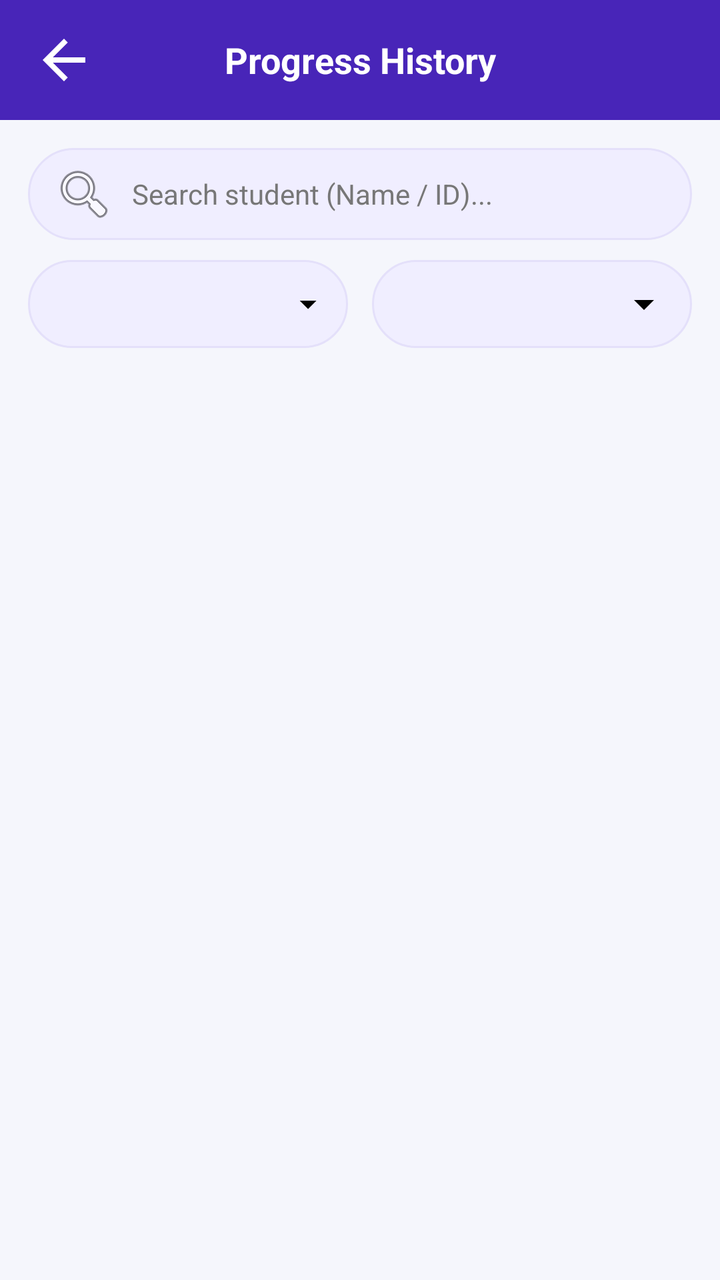
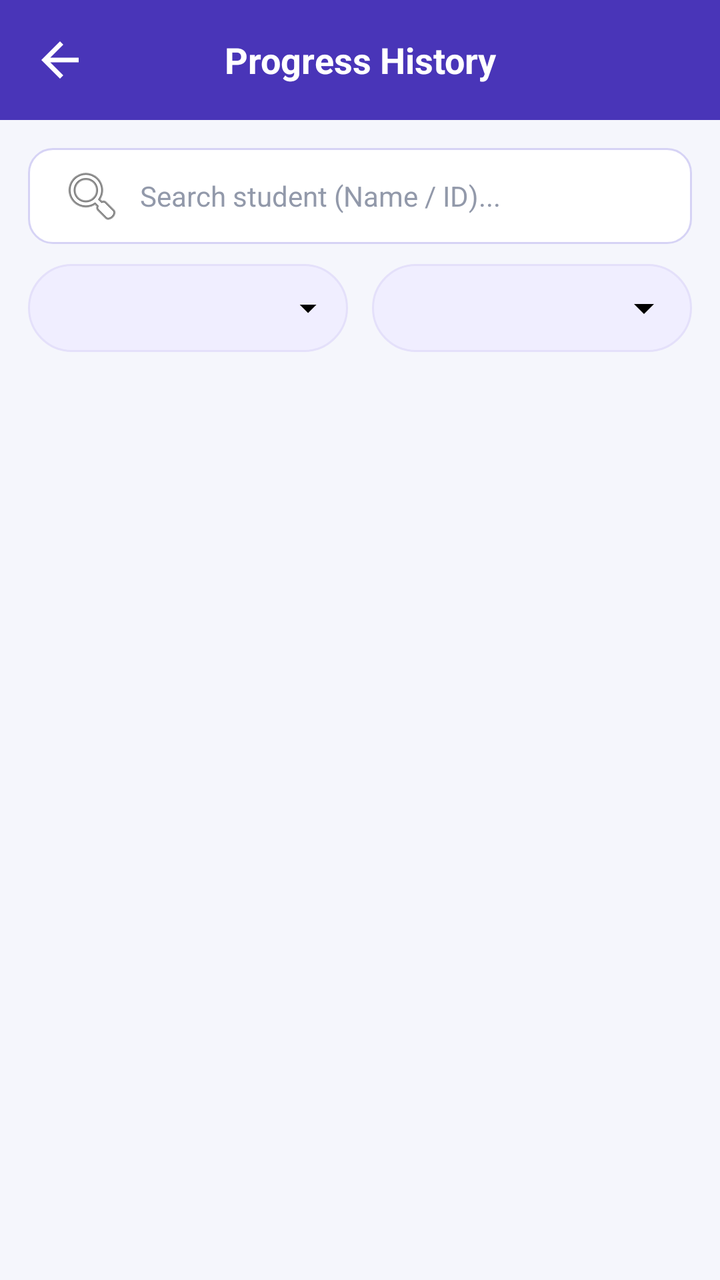

Before-and-after screenshots of an Android layout around one commit, followed by the original layout XML and the change that was made.
<!-- AndroidManifest.xml: application theme Theme.TrackPoint -->
<!-- res/layout/activity_staff_progress_history.xml -->
<?xml version="1.0" encoding="utf-8"?>

<LinearLayout xmlns:android="http://schemas.android.com/apk/res/android"
    xmlns:app="http://schemas.android.com/apk/res-auto"
    android:id="@+id/main"
    android:layout_width="match_parent"
    android:layout_height="match_parent"
    android:orientation="vertical"
    android:background="#4825B8"
    android:fitsSystemWindows="true">

    
    <LinearLayout
        android:layout_width="match_parent"
        android:layout_height="60dp"
        android:orientation="horizontal"
        android:gravity="center_vertical"
        android:paddingStart="16dp"
        android:paddingEnd="16dp"
        android:background="#4825B8">

        <ImageView
            android:id="@+id/btnBack"
            android:layout_width="32dp"
            android:layout_height="32dp"
            android:src="@drawable/back_symbol"
            app:tint="@color/white"
            android:contentDescription="Back" />

        <TextView
            android:id="@+id/txtHeaderTitle"
            android:layout_width="0dp"
            android:layout_height="wrap_content"
            android:layout_weight="1"
            android:text="Progress History"
            android:textColor="@color/white"
            android:textSize="18sp"
            android:textStyle="bold"
            android:gravity="center" />

        <View
            android:layout_width="32dp"
            android:layout_height="32dp" />

    </LinearLayout>

    
    <LinearLayout
        android:layout_width="match_parent"
        android:layout_height="0dp"
        android:layout_weight="1"
        android:orientation="vertical"
        android:padding="14dp"
        android:background="#F5F6FC">

        
        <EditText
            android:id="@+id/searchSubmission"
            android:layout_width="match_parent"
            android:layout_height="46dp"
            android:hint="Search student (Name / ID)..."
            android:textColorHint="#777777"
            android:drawableStart="@android:drawable/ic_menu_search"
            android:drawablePadding="8dp"
            android:paddingStart="12dp"
            android:paddingEnd="12dp"
            android:background="@drawable/filter_box"
            android:textSize="14sp"
            android:textColor="#17112D"
            android:layout_marginBottom="10dp" />

        
        <LinearLayout
            android:layout_width="match_parent"
            android:layout_height="wrap_content"
            android:orientation="horizontal"
            android:gravity="center_vertical"
            android:layout_marginBottom="12dp">

            <Spinner
                android:id="@+id/spHistAdmin"
                android:layout_width="0dp"
                android:layout_height="44dp"
                android:layout_weight="1"
                android:layout_marginEnd="6dp"
                android:background="@drawable/spinner_box"
                android:paddingStart="10dp"
                android:paddingEnd="32dp" />

            <TextView
                android:id="@+id/btnCustomDate"
                android:layout_width="0dp"
                android:layout_height="44dp"
                android:layout_weight="1"
                android:layout_marginStart="6dp"
                android:gravity="center"
                android:background="@drawable/filter_box"
                android:drawableEnd="@drawable/ic_arrow_drop_down"
                android:drawablePadding="6dp"
                android:textColor="#17112D"
                android:textSize="13sp"
                android:textStyle="bold"
                android:clickable="true"
                android:focusable="true"
                android:paddingStart="12dp"
                android:paddingEnd="12dp" />

        </LinearLayout>

        
        <ScrollView
            android:layout_width="match_parent"
            android:layout_height="0dp"
            android:layout_weight="1"
            android:fillViewport="true">

            <LinearLayout
                android:id="@+id/historyListContainer"
                android:layout_width="match_parent"
                android:layout_height="wrap_content"
                android:orientation="vertical" />

        </ScrollView>

    </LinearLayout>

</LinearLayout>
<!-- resources referenced by this layout -->
<resources>
  <color name="white">#FFFFFFFF</color>
  <!-- drawable back_symbol (drawable) -->
  <vector xmlns:android="http://schemas.android.com/apk/res/android" android:autoMirrored="true" android:height="24dp" android:tint="#000000" android:viewportHeight="24" android:viewportWidth="24" android:width="24dp">
        
      <path android:fillColor="@android:color/white" android:pathData="M20,11H7.83l5.59,-5.59L12,4l-8,8 8,8 1.41,-1.41L7.83,13H20v-2z"/>
      
  </vector>
  <!-- drawable filter_box (drawable) -->
  <shape xmlns:android="http://schemas.android.com/apk/res/android">
      <solid android:color="#F0EEFF"/>
      <stroke android:width="1dp" android:color="#E4E0FA"/>
      <corners android:radius="25dp"/>
  </shape>
  <!-- drawable ic_arrow_drop_down (drawable) -->
  <vector xmlns:android="http://schemas.android.com/apk/res/android" android:height="24dp" android:tint="#000000" android:viewportHeight="24" android:viewportWidth="24" android:width="24dp">
        
      <path android:fillColor="@android:color/white" android:pathData="M7,10l5,5 5,-5z"/>
      
  </vector>
  <!-- drawable spinner_box (drawable) -->
  <?xml version="1.0" encoding="utf-8"?>
  
  <layer-list xmlns:android="http://schemas.android.com/apk/res/android">
      <item android:drawable="@drawable/filter_box" />
      <item
          android:width="20dp"
          android:height="20dp"
          android:gravity="end|center_vertical"
          android:right="10dp"
          android:drawable="@drawable/ic_arrow_drop_down" />
  </layer-list>
  <style name="Theme.TrackPoint" parent="Base.Theme.TrackPoint" />
  <style name="Base.Theme.TrackPoint" parent="Theme.Material3.DayNight.NoActionBar">
          
          
      </style>
</resources>

<!-- the commit's change to res/layout/activity_staff_progress_history.xml (unified diff, before → after) -->
@@ -6,7 +6,7 @@
     android:layout_width="match_parent"
     android:layout_height="match_parent"
     android:orientation="vertical"
-    android:background="#4825B8"
+    android:background="#4935B8"
     android:fitsSystemWindows="true">
 
     
@@ -17,12 +17,12 @@
         android:gravity="center_vertical"
         android:paddingStart="16dp"
         android:paddingEnd="16dp"
-        android:background="#4825B8">
+        android:background="#4935B8">
 
         <ImageView
             android:id="@+id/btnBack"
-            android:layout_width="32dp"
-            android:layout_height="32dp"
+            android:layout_width="28dp"
+            android:layout_height="28dp"
             android:src="@drawable/back_symbol"
             app:tint="@color/white"
             android:contentDescription="Back" />
@@ -39,8 +39,8 @@
             android:gravity="center" />
 
         <View
-            android:layout_width="32dp"
-            android:layout_height="32dp" />
+            android:layout_width="28dp"
+            android:layout_height="28dp" />
 
     </LinearLayout>
 
@@ -57,16 +57,16 @@
         <EditText
             android:id="@+id/searchSubmission"
             android:layout_width="match_parent"
-            android:layout_height="46dp"
+            android:layout_height="48dp"
             android:hint="Search student (Name / ID)..."
-            android:textColorHint="#777777"
+            android:textColorHint="#9299AA"
             android:drawableStart="@android:drawable/ic_menu_search"
             android:drawablePadding="8dp"
-            android:paddingStart="12dp"
-            android:paddingEnd="12dp"
-            android:background="@drawable/filter_box"
+            android:paddingStart="16dp"
+            android:paddingEnd="16dp"
+            android:background="@drawable/input_box"
             android:textSize="14sp"
-            android:textColor="#17112D"
+            android:textColor="#18233F"
             android:layout_marginBottom="10dp" />
 
         
@@ -97,7 +97,7 @@
                 android:background="@drawable/filter_box"
                 android:drawableEnd="@drawable/ic_arrow_drop_down"
                 android:drawablePadding="6dp"
-                android:textColor="#17112D"
+                android:textColor="#18233F"
                 android:textSize="13sp"
                 android:textStyle="bold"
                 android:clickable="true"
<!-- resource entries referenced after the edit -->
@@ -19,6 +19,26 @@
       <path android:fillColor="@android:color/white" android:pathData="M7,10l5,5 5,-5z"/>
       
   </vector>
+  <!-- drawable input_box (drawable) -->
+  <?xml version="1.0" encoding="utf-8"?>
+  <shape xmlns:android="http://schemas.android.com/apk/res/android"
+      android:shape="rectangle">
+  
+      <solid android:color="#FFFFFF" />
+  
+      <stroke
+          android:width="1dp"
+          android:color="#D6D3F5" />
+  
+      <corners android:radius="12dp" />
+  
+      <padding
+          android:left="12dp"
+          android:right="12dp"
+          android:top="4dp"
+          android:bottom="4dp" />
+  
+  </shape>
   <!-- drawable spinner_box (drawable) -->
   <?xml version="1.0" encoding="utf-8"?>
   
